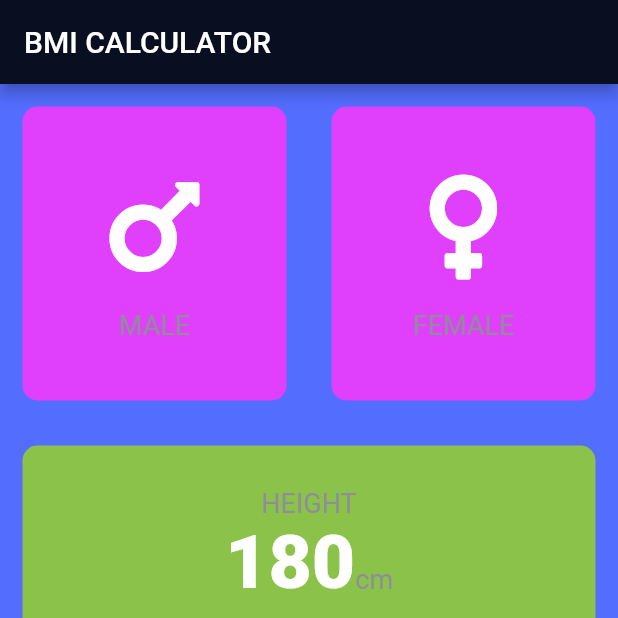
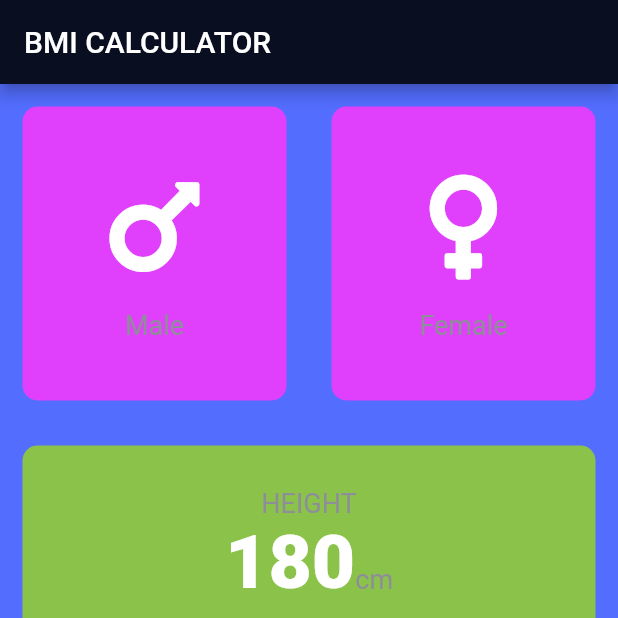
Before and after one commit to umairnawaz333/BMI-Calculator, a Flutter app: the screen it shows after launch, after a tap on an icon or button, on a phone screen of 412 x 824 dp, the top half of it. Run offline on Flutter 3.47's test engine with Material 2 defaults, Android fonts, the phone set to English and light mode, and no system bars; our stand-ins replace font_awesome_flutter.

Commit message:
My complete BMI calculator.

```diff
--- a/lib/screens/input_page.dart
+++ b/lib/screens/input_page.dart
@@ -48,7 +48,7 @@ class _InputPageState extends State<InputPage> {
                       : kInactiveCardColour,
                   cardChild: IconContent(
                     icon: FontAwesomeIcons.mars,
-                    label: 'MALE',
+                    label: 'Male',
                   ),
                 ),
               ),
@@ -64,7 +64,7 @@ class _InputPageState extends State<InputPage> {
                       : kInactiveCardColour,
                   cardChild: IconContent(
                     icon: FontAwesomeIcons.venus,
-                    label: 'FEMALE',
+                    label: 'Female',
                   ),
                 ),
               ),
```
